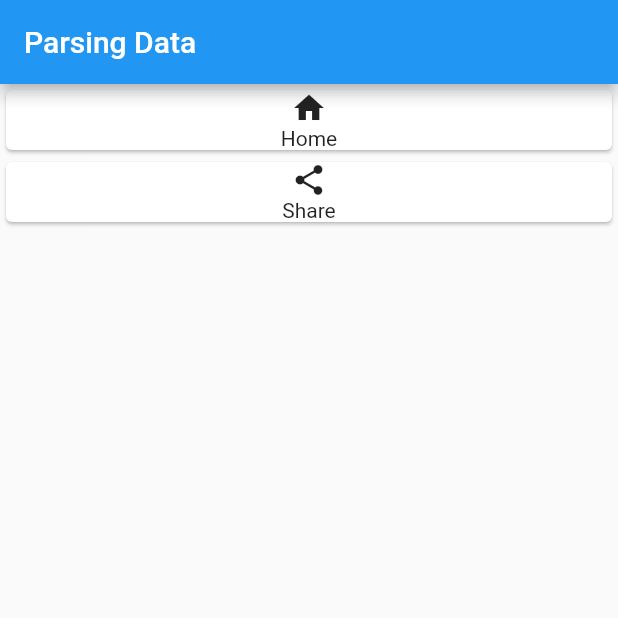
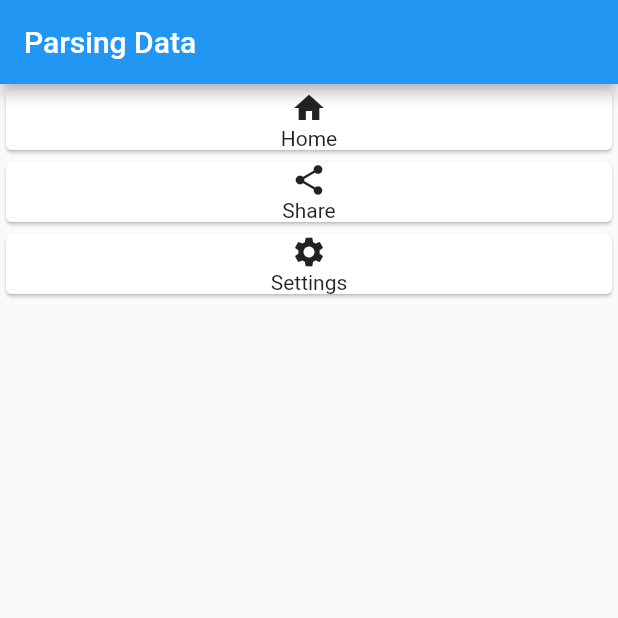
Before and after one commit to triartainyoman/test_github, a Flutter app: the screen it shows after launch, on a phone screen of 412 x 824 dp, the top half of it. Run offline on Flutter 3.47's test engine with Material 2 defaults, Android fonts, the phone set to English and light mode, and no system bars.

Commit message:
add card

```diff
--- a/lib/main.dart
+++ b/lib/main.dart
@@ -28,6 +28,7 @@ class MyHomePage extends StatelessWidget {
           children: [
             ReusableCard(icon: Icons.home, title: "Home",),
             ReusableCard(icon: Icons.share, title: "Share",),
+            ReusableCard(icon: Icons.settings, title: "Settings",),
           ],
         ),
       ),
```
